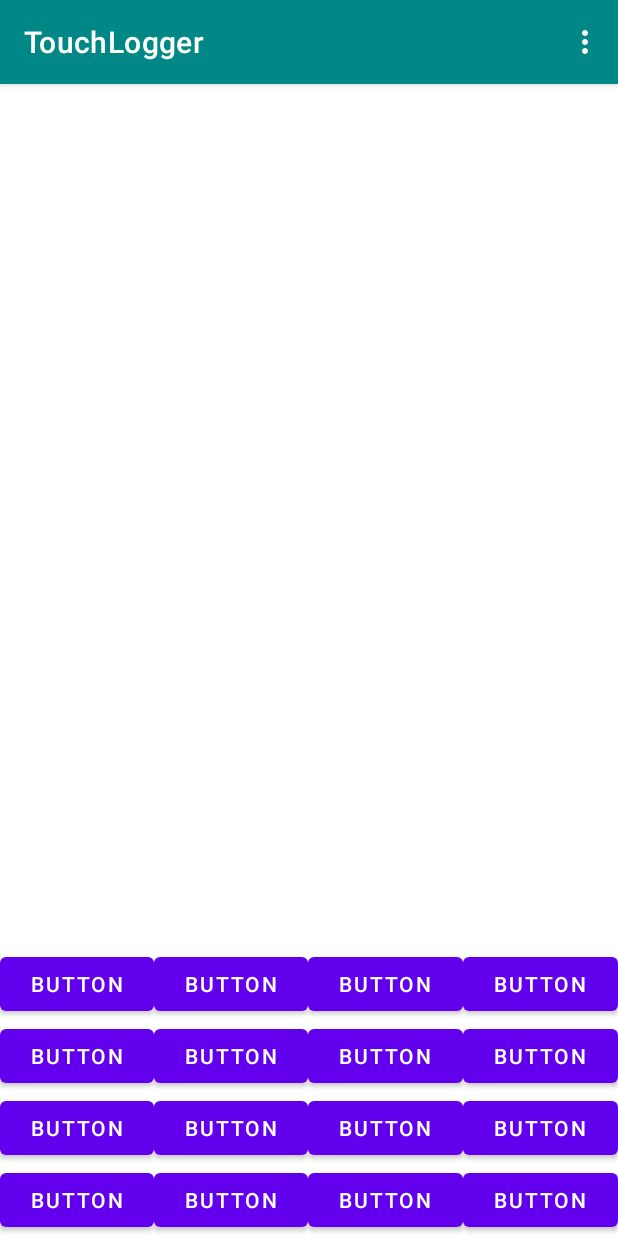
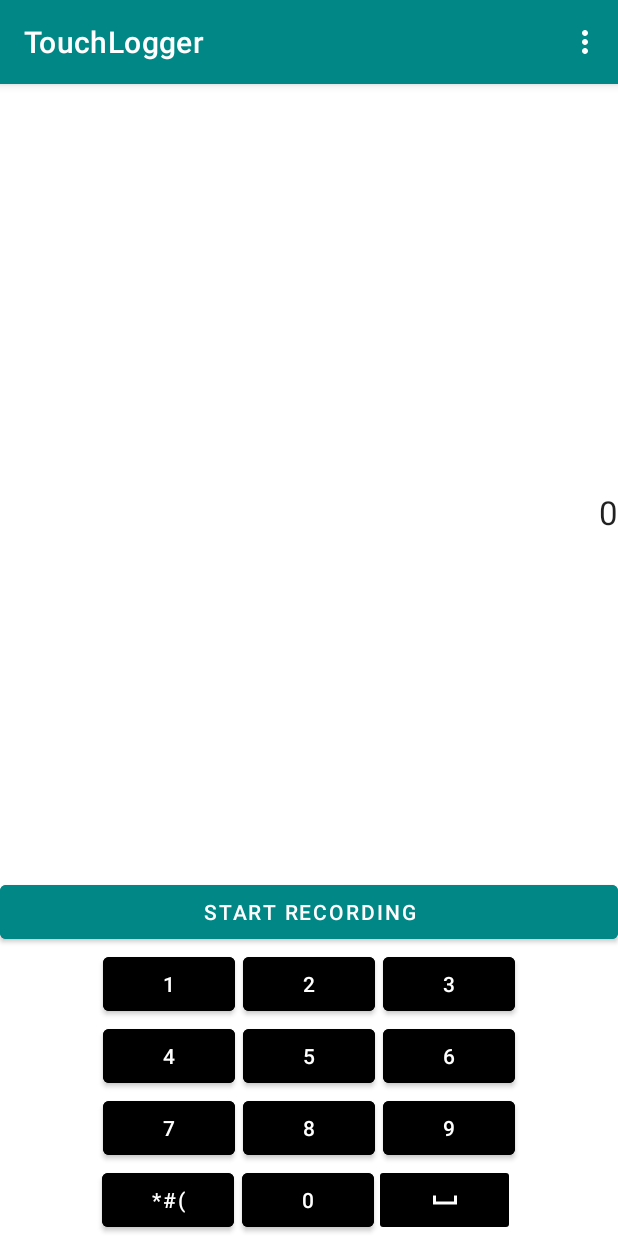
Before and after one commit to dhruvatara/ECS289M, an Android app: the screen it shows after launch (MainActivity), on a phone screen of 412 x 824 dp. Run offline under Robolectric (Android 15) with nearby library versions, the phone set to English and light mode, and no system bars; 2 statements that could not run were skipped.

Commit message:
app updated

```diff
--- /dev/null
+++ b/TouchLogger/app/src/main/res/drawable/ic_baseline_backspace_24.xml
@@ -0,0 +1,5 @@
+<vector android:autoMirrored="true" android:height="24dp"
+    android:tint="#FFFFFF" android:viewportHeight="24"
+    android:viewportWidth="24" android:width="24dp" xmlns:android="http://schemas.android.com/apk/res/android">
+    <path android:fillColor="@android:color/white" android:pathData="M22,3L7,3c-0.69,0 -1.23,0.35 -1.59,0.88L0,12l5.41,8.11c0.36,0.53 0.9,0.89 1.59,0.89h15c1.1,0 2,-0.9 2,-2L24,5c0,-1.1 -0.9,-2 -2,-2zM19,15.59L17.59,17 14,13.41 10.41,17 9,15.59 12.59,12 9,8.41 10.41,7 14,10.59 17.59,7 19,8.41 15.41,12 19,15.59z"/>
+</vector>
--- /dev/null
+++ b/TouchLogger/app/src/main/res/drawable/ic_baseline_space_bar_24.xml
@@ -0,0 +1,5 @@
+<vector android:height="24dp" android:tint="#FFFFFF"
+    android:viewportHeight="24" android:viewportWidth="24"
+    android:width="24dp" xmlns:android="http://schemas.android.com/apk/res/android">
+    <path android:fillColor="@android:color/white" android:pathData="M18,9v4H6V9H4v6h16V9z"/>
+</vector>
--- a/TouchLogger/app/src/main/res/layout/activity_main.xml
+++ b/TouchLogger/app/src/main/res/layout/activity_main.xml
@@ -15,12 +15,23 @@
         <androidx.appcompat.widget.Toolbar
             android:id="@+id/toolbar"
             android:layout_width="match_parent"
-            android:layout_height="?attr/actionBarSize"
+            android:layout_height="wrap_content"
             android:background="@color/teal_700"
             app:popupTheme="@style/Theme.MyApplication.PopupOverlay"
             app:title="TouchLogger" />
 
     </com.google.android.material.appbar.AppBarLayout>
+    <LinearLayout
+        android:layout_width="match_parent"
+        android:layout_height="300dp"
+        android:gravity="bottom|end">
+        <TextView
+            android:layout_width="wrap_content"
+            android:layout_height="wrap_content"
+            android:text="@string/button0"
+            android:textAppearance="@style/TextAppearance.AppCompat.Large">
+        </TextView>
+    </LinearLayout>
 
     <LinearLayout
         android:layout_width="match_parent"
@@ -32,136 +43,145 @@
             android:layout_width="match_parent"
             android:layout_height="wrap_content"
             android:orientation="horizontal">
-
-            <Button
-                android:id="@+id/button"
-                android:layout_width="wrap_content"
-                android:layout_height="wrap_content"
-                android:layout_weight="1"
-                android:text="Button" />
-
-            <Button
-                android:id="@+id/button2"
-                android:layout_width="wrap_content"
-                android:layout_height="wrap_content"
-                android:layout_weight="1"
-                android:text="Button" />
-
-            <Button
-                android:id="@+id/button3"
-                android:layout_width="wrap_content"
-                android:layout_height="wrap_content"
-                android:layout_weight="1"
-                android:text="Button" />
-
             <Button
                 android:id="@+id/button4"
-                android:layout_width="wrap_content"
-                android:layout_height="wrap_content"
-                android:layout_weight="1"
-                android:text="Button" />
+                android:layout_width="match_parent"
+                android:layout_height="match_parent"
+                android:text="@string/rec"
+                android:backgroundTint="@color/teal_700"
+                />
         </LinearLayout>
 
         <LinearLayout
             android:layout_width="match_parent"
             android:layout_height="wrap_content"
-            android:orientation="horizontal">
+            android:orientation="horizontal"
+            android:gravity="center"
+            >
 
             <Button
-                android:id="@+id/button5"
+                android:id="@+id/button"
                 android:layout_width="wrap_content"
-                android:layout_height="wrap_content"
-                android:layout_weight="1"
-                android:text="Button" />
+                android:layout_height="match_parent"
+                android:text="@string/button1"
+                android:backgroundTint="@color/black"
+                android:layout_marginRight="5dp"
+                />
 
             <Button
-                android:id="@+id/button6"
+                android:id="@+id/button2"
                 android:layout_width="wrap_content"
-                android:layout_height="wrap_content"
-                android:layout_weight="1"
-                android:text="Button" />
+                android:layout_height="match_parent"
+                android:text="@string/button2"
+                android:layout_marginRight="5dp"
+                android:backgroundTint="@color/black"
+                />
 
             <Button
-                android:id="@+id/button7"
+                android:id="@+id/button3"
                 android:layout_width="wrap_content"
-                android:layout_height="wrap_content"
-                android:layout_weight="1"
-                android:text="Button" />
-
-            <Button
-                android:id="@+id/button8"
-                android:layout_width="wrap_content"
-                android:layout_height="wrap_content"
-                android:layout_weight="1"
-                android:text="Button" />
+                android:layout_height="match_parent"
+                android:text="@string/button3"
+                android:backgroundTint="@color/black"
+                />
         </LinearLayout>
 
         <LinearLayout
             android:layout_width="match_parent"
             android:layout_height="wrap_content"
-            android:orientation="horizontal">
+            android:orientation="horizontal"
+            android:gravity="center">
 
             <Button
-                android:id="@+id/button9"
+                android:id="@+id/button5"
                 android:layout_width="wrap_content"
-                android:layout_height="wrap_content"
-                android:layout_weight="1"
-                android:text="Button" />
+                android:layout_height="match_parent"
+                android:text="@string/button4"
+                android:layout_marginRight="5dp"
+                android:backgroundTint="@color/black"
+                />
 
             <Button
-                android:id="@+id/button10"
+                android:id="@+id/button6"
                 android:layout_width="wrap_content"
-                android:layout_height="wrap_content"
-                android:layout_weight="1"
-                android:text="Button" />
+                android:layout_height="match_parent"
+                android:text="@string/button5"
+                android:layout_marginRight="5dp"
+                android:backgroundTint="@color/black"
+                />
 
             <Button
-                android:id="@+id/button11"
+                android:id="@+id/button7"
                 android:layout_width="wrap_content"
-                android:layout_height="wrap_content"
-                android:layout_weight="1"
-                android:text="Button" />
-
-            <Button
-                android:id="@+id/button12"
-                android:layout_width="wrap_content"
-                android:layout_height="wrap_content"
-                android:layout_weight="1"
-                android:text="Button" />
+                android:layout_height="match_parent"
+                android:text="@string/button6"
+                android:backgroundTint="@color/black"
+                />
         </LinearLayout>
 
         <LinearLayout
             android:layout_width="match_parent"
             android:layout_height="wrap_content"
-            android:orientation="horizontal">
+            android:orientation="horizontal"
+            android:gravity="center">
+
+            <Button
+                android:id="@+id/button9"
+                android:layout_width="wrap_content"
+                android:layout_height="match_parent"
+                android:text="@string/button7"
+                android:layout_marginRight="5dp"
+                android:backgroundTint="@color/black"
+                />
+
+            <Button
+                android:id="@+id/button10"
+                android:layout_width="wrap_content"
+                android:layout_height="match_parent"
+                android:text="@string/button8"
+                android:layout_marginRight="5dp"
+                android:backgroundTint="@color/black"
+                />
+
+            <Button
+                android:id="@+id/button11"
+                android:layout_width="wrap_content"
+                android:layout_height="match_parent"
+                android:text="@string/button9"
+                android:backgroundTint="@color/black"
+                />
+        </LinearLayout>
+
+        <LinearLayout
+            android:layout_width="match_parent"
+            android:layout_height="wrap_content"
+            android:orientation="horizontal"
+            android:gravity="center">
 
             <Button
                 android:id="@+id/button13"
                 android:layout_width="wrap_content"
-                android:layout_height="wrap_content"
-                android:layout_weight="1"
-                android:text="Button" />
+                android:layout_height="match_parent"
+                android:text="@string/symb"
+                android:layout_marginRight="5dp"
+                android:backgroundTint="@color/black"
+                />
 
             <Button
                 android:id="@+id/button14"
                 android:layout_width="wrap_content"
-                android:layout_height="wrap_content"
-                android:layout_weight="1"
-                android:text="Button" />
+                android:layout_height="match_parent"
+                android:text="@string/button0"
+                android:backgroundTint="@color/black"
+                />
 
-            <Button
+            <ImageButton
                 android:id="@+id/button15"
-                android:layout_width="wrap_content"
-                android:layout_height="wrap_content"
-                android:layout_weight="1"
-                android:text="Button" />
-
-            <Button
-                android:id="@+id/button16"
-                android:layout_width="wrap_content"
-                android:layout_height="wrap_content"
-                android:layout_weight="1"
-                android:text="Button" />
+                android:layout_width="94dp"
+                android:layout_height="match_parent"
+                android:src="@drawable/ic_baseline_space_bar_24"
+                android:backgroundTint="@color/black"
+                />
 
         </LinearLayout>
     </LinearLayout>
--- a/TouchLogger/app/src/main/res/values/strings.xml
+++ b/TouchLogger/app/src/main/res/values/strings.xml
@@ -9,4 +9,18 @@
 
     <string name="hello_first_fragment">Hello first fragment</string>
     <string name="hello_second_fragment">Hello second fragment. Arg: %1$s</string>
+    <string name="button1">1</string>
+    <string name="button2">2</string>
+    <string name="button3">3</string>
+    <string name="button4">4</string>
+    <string name="button5">5</string>
+    <string name="button6">6</string>
+    <string name="button7">7</string>
+    <string name="button8">8</string>
+    <string name="button9">9</string>
+    <string name="button0">0</string>
+    <string name="rec">Start Recording</string>
+    <string name="dot">.</string>
+    <string name="dash">-</string>
+    <string name="symb">*#(</string>
 </resources>
```
